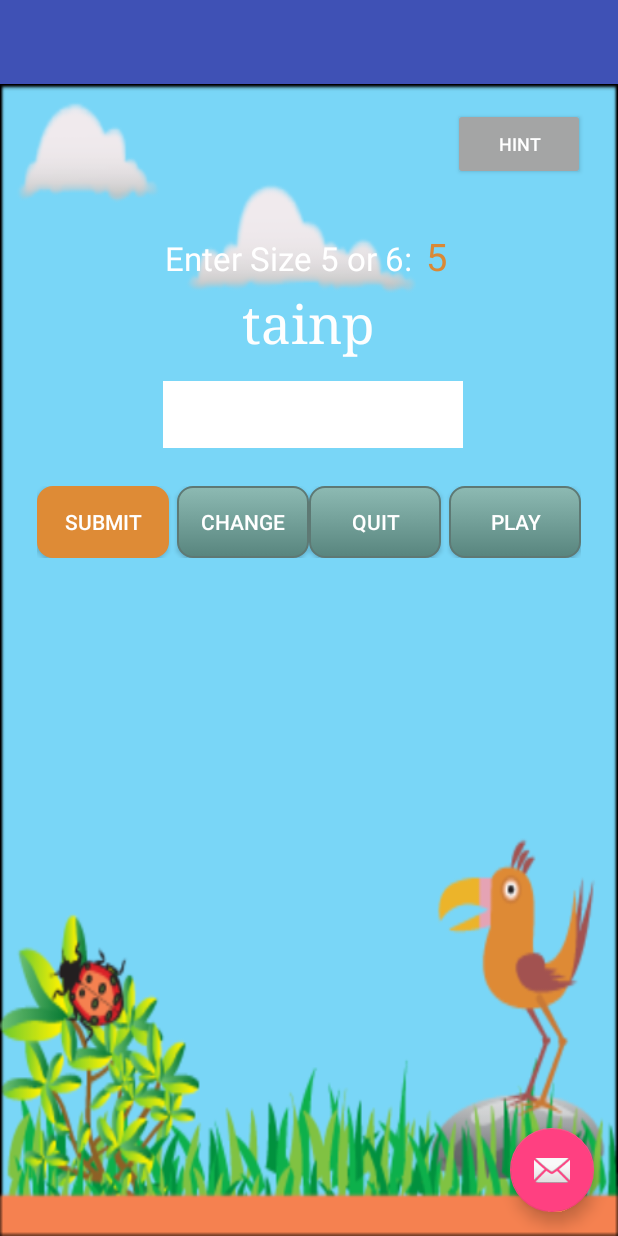
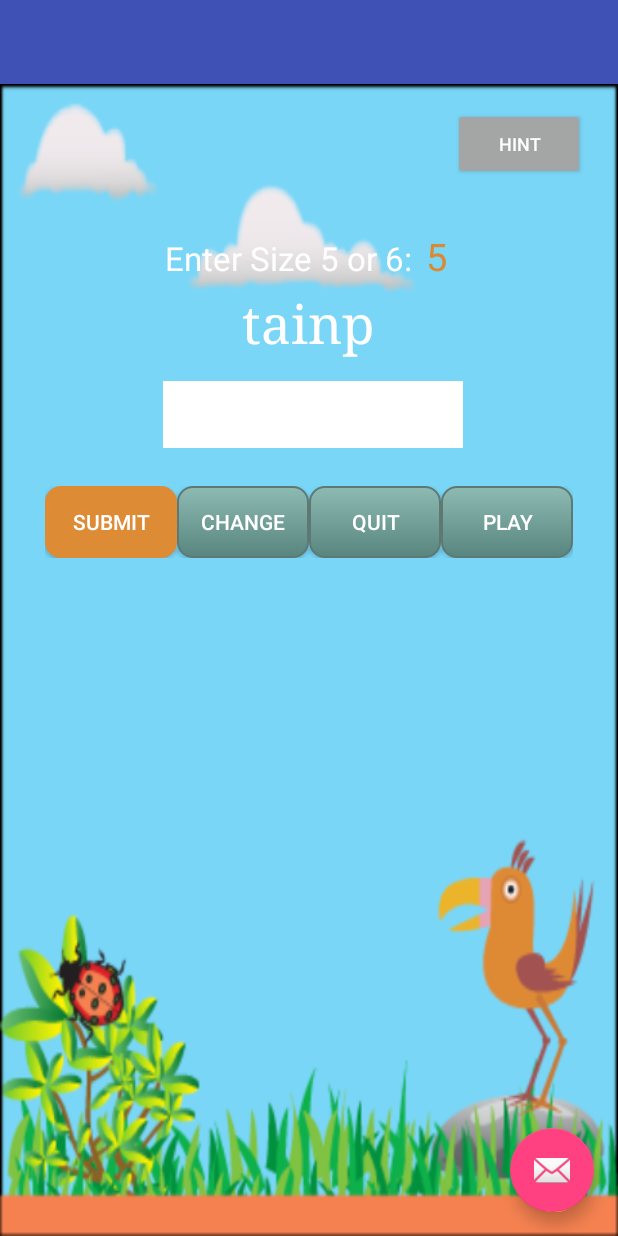
Before and after one commit to rcarswel/WordJumble, an Android app: the WordJumbleGameActivity screen opened directly, with no data from a screen before it, on a phone screen of 412 x 824 dp. Run offline under Robolectric (Android 15) with nearby library versions, the phone set to English and light mode, and no system bars.

Commit message:
Changed button spacing.

```diff
--- a/app/src/main/res/layout/content_word_jumble_game.xml
+++ b/app/src/main/res/layout/content_word_jumble_game.xml
@@ -29,7 +29,7 @@
             android:text="@string/size"
             android:textAppearance="?android:attr/textAppearanceLarge"
             android:textColor="#ffffff"
-            android:textSize="22dp" />
+            android:textSize="22sp" />
 
         <EditText
             android:id="@+id/etSize"
@@ -40,7 +40,7 @@
             android:layout_weight="5.59"
             android:inputType="number"
             android:textColor="#da8935"
-            android:textSize="25dp" />
+            android:textSize="25sp" />
     </LinearLayout>
 
     <TextView
@@ -54,7 +54,7 @@
         android:text="@string/jumbled"
         android:textAppearance="?android:attr/textAppearanceLarge"
         android:textColor="#fefefe"
-        android:textSize="35dp"
+        android:textSize="35sp"
         android:typeface="serif" />
 
     <LinearLayout
@@ -91,13 +91,6 @@
         android:layout_below="@id/llhGuess"
         android:layout_centerHorizontal="true"
         android:layout_marginTop="25dp"
-        android:orientation="vertical"
-        android:weightSum="1">
-
-        <LinearLayout
-            android:id="@+id/llhBtns1"
-            android:layout_width="wrap_content"
-            android:layout_height="wrap_content"
         android:orientation="horizontal"
         android:weightSum="1">
 
@@ -108,7 +101,6 @@
             android:background="@drawable/softbtn"
             android:backgroundTint="#de8b36"
             android:onClick="click_Guess"
-
             android:text="@string/guess"
             android:textColor="#ffffff" />
 
@@ -116,13 +108,10 @@
             android:id="@+id/btnChange"
             android:layout_width="wrap_content"
             android:layout_height="match_parent"
-                android:layout_marginLeft="5dp"
-                android:layout_marginStart="5dp"
             android:background="@drawable/softbtn"
             android:onClick="click_Change"
             android:text="@string/change"
             android:textColor="#ffffff" />
-
 
         <Button
             android:id="@+id/btnQuit"
@@ -137,14 +126,11 @@
             android:id="@+id/btnNewWord"
             android:layout_width="wrap_content"
             android:layout_height="match_parent"
-                android:layout_marginLeft="5dp"
-                android:layout_marginStart="5dp"
             android:background="@drawable/softbtn"
             android:onClick="click_NewWord"
             android:text="@string/new_word"
             android:textColor="#ffffff" />
 
-        </LinearLayout>
     </LinearLayout>
 
     <Button
@@ -158,5 +144,5 @@
         android:onClick="click_Hint"
         android:text="@string/Hint"
         android:textColor="#ffffff"
-        android:textSize="12dp" />
+        android:textSize="12sp" />
 </RelativeLayout>
```
Lines whose indentation alone changed are shown as unchanged.
